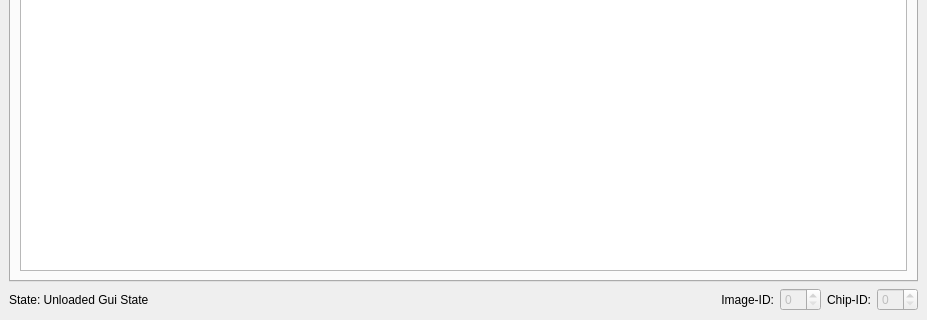
Above: gui/MainSkel.ui from Erotemic/hotspotter before the change; both pictures show x 0 to 927 and y 253 to 573 of the 927 by 573 pixel window. Below: the same form after it.
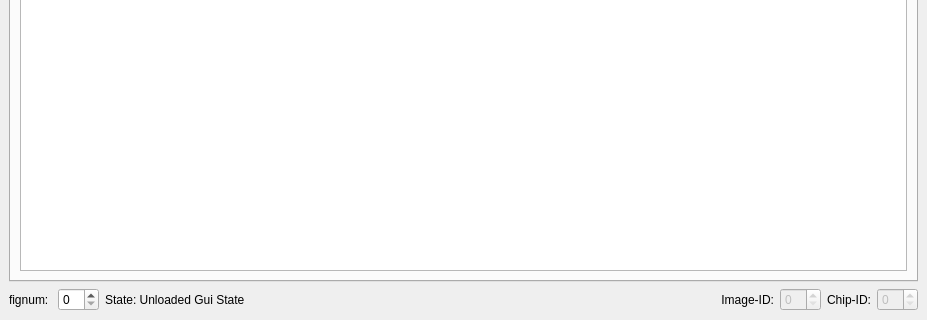
That is the form after the change.

Diff of the .ui file:
```diff
--- a/gui/MainSkel.ui
+++ b/gui/MainSkel.ui
@@ -94,6 +94,16 @@
     </item>
     <item row="2" column="1">
      <layout class="QHBoxLayout" name="status_HLayout">
+      <item>
+       <widget class="QLabel" name="label_2">
+        <property name="text">
+         <string>fignum: </string>
+        </property>
+       </widget>
+      </item>
+      <item>
+       <widget class="QSpinBox" name="spinBox"/>
+      </item>
       <item>
        <widget class="QLabel" name="state_LBL">
         <property name="text">
@@ -101,6 +111,19 @@
         </property>
        </widget>
       </item>
+      <item>
+       <spacer name="horizontalSpacer_2">
+        <property name="orientation">
+         <enum>Qt::Horizontal</enum>
+        </property>
+        <property name="sizeHint" stdset="0">
+         <size>
+          <width>40</width>
+          <height>20</height>
+         </size>
+        </property>
+       </spacer>
+      </item>
       <item>
        <spacer name="horizontalSpacer">
         <property name="orientation">
```
Left out of the diff: 2 changed lines with no effect on the pictures.
